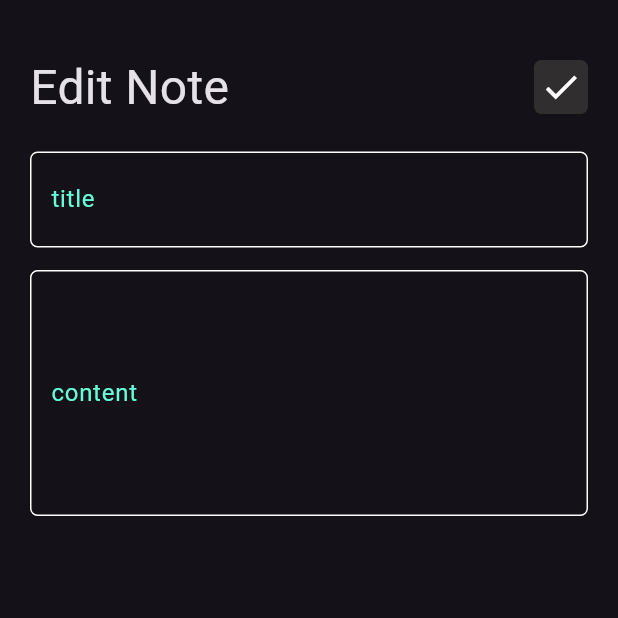
After one commit to nourhanbakry/app_for_notes, a Flutter app: the screen it shows after launch, after a tap on "Flutter tips", on a phone screen of 412 x 824 dp, the top half of it. The commit adds this screen. Run offline on Flutter 3.47's test engine with Material 3 defaults, Android fonts, the phone set to English and light mode, and no system bars.

Commit message:
add edit note view

```diff
--- /dev/null
+++ b/lib/Views/edit_note_view.dart
@@ -0,0 +1,13 @@
+import 'package:flutter/material.dart';
+import 'package:notes/Widgets/edit_notes_view_body.dart';
+
+class EditNoteView extends StatelessWidget {
+  const EditNoteView({super.key});
+
+  @override
+  Widget build(BuildContext context) {
+    return const Scaffold(
+      body:EditNotesViewBody() ,
+    );
+  }
+}
--- a/lib/Views/notes_view.dart
+++ b/lib/Views/notes_view.dart
@@ -10,11 +10,11 @@ class NotesView extends StatelessWidget {
   Widget build(BuildContext context) {
     return Scaffold(
       body: const Padding(
-        padding: EdgeInsets.symmetric(horizontal: 20),
-        child: Column(
-          children: [CustomAppbar(), NotesListView()],
-        ),
-      ),
+          padding: EdgeInsets.symmetric(horizontal: 20),
+          child: Column(children: [
+            CustomAppbar(title: "Notes", icon: Icons.search),
+            NotesListView()
+          ])),
       floatingActionButton: FloatingActionButton(
         backgroundColor: Colors.tealAccent,
         onPressed: () {
--- a/lib/Widgets/custom_appbar.dart
+++ b/lib/Widgets/custom_appbar.dart
@@ -1,18 +1,21 @@
 import 'package:flutter/material.dart';
-import 'package:notes/Widgets/custom_search_icon.dart';
+import 'package:notes/Widgets/custom_icon.dart';
 
 class CustomAppbar extends StatelessWidget {
-  const CustomAppbar({super.key});
+  final String title;
+  final IconData icon;
+
+  const CustomAppbar({super.key, required this.title,required this.icon});
 
   @override
   Widget build(BuildContext context) {
-    return const Padding(
+    return Padding(
       padding: EdgeInsets.only(top: 35),
       child: Row(
         mainAxisAlignment: MainAxisAlignment.spaceBetween,
         children: [
-          Text("Notes", style: TextStyle(fontSize: 32)),
-          CustomSearchIcon(),
+          Text(title, style: TextStyle(fontSize: 32)),
+           CustomIcon(icon: icon),
         ],
       ),
     );
--- a/lib/Widgets/custom_search_icon.dart
+++ b/lib/Widgets/custom_icon.dart
@@ -1,7 +1,8 @@
 import 'package:flutter/material.dart';
 
-class CustomSearchIcon extends StatelessWidget {
-  const CustomSearchIcon({super.key});
+class CustomIcon extends StatelessWidget {
+  final IconData icon;
+  const CustomIcon({super.key,required this.icon});
 
   @override
   Widget build(BuildContext context) {
@@ -13,8 +14,8 @@ class CustomSearchIcon extends StatelessWidget {
         decoration: BoxDecoration(
             borderRadius: BorderRadius.circular(5),
             color: const Color.fromARGB(255, 48, 46, 46)),
-        child: const Icon(
-          Icons.search,
+        child: Icon(
+          icon,
           size: 28,
           color: Colors.white,
         ),
--- a/lib/Widgets/custom_note_item.dart
+++ b/lib/Widgets/custom_note_item.dart
@@ -1,11 +1,18 @@
 import 'package:flutter/material.dart';
+import 'package:notes/Views/edit_note_view.dart';
 
 class CustomNoteItem extends StatelessWidget {
   const CustomNoteItem({super.key});
 
   @override
   Widget build(BuildContext context) {
-    return Padding(
+    return GestureDetector(
+      onTap: () {
+        Navigator.push(context, MaterialPageRoute(builder: (context) {
+          return const EditNoteView();
+        }));
+      },
+      child: Padding(
         padding: const EdgeInsets.only(bottom: 10),
         child: Container(
           decoration: BoxDecoration(
@@ -40,6 +47,7 @@ class CustomNoteItem extends StatelessWidget {
             ),
           ),
         ),
+      ),
     );
   }
 }
--- /dev/null
+++ b/lib/Widgets/edit_notes_view_body.dart
@@ -0,0 +1,29 @@
+import 'package:flutter/material.dart';
+import 'package:notes/Widgets/custom_appbar.dart';
+import 'package:notes/Widgets/custom_text_field.dart';
+
+class EditNotesViewBody extends StatelessWidget {
+  const EditNotesViewBody({super.key});
+
+  @override
+  Widget build(BuildContext context) {
+    return const Padding(
+      padding: EdgeInsets.symmetric(horizontal: 20),
+      child: Column(
+        children: [
+          CustomAppbar(title: "Edit Note", icon: Icons.check),
+          SizedBox(height: 20),
+          CustomTextField(
+              hintText: "title",
+              contentPadding:
+                  EdgeInsets.symmetric(vertical: 20, horizontal: 10)),
+          SizedBox(height: 15),
+          CustomTextField(
+              hintText: "content",
+              contentPadding:
+                  EdgeInsets.symmetric(horizontal: 10, vertical: 70)),
+        ],
+      ),
+    );
+  }
+}
```
Lines whose indentation alone changed are shown as unchanged.
